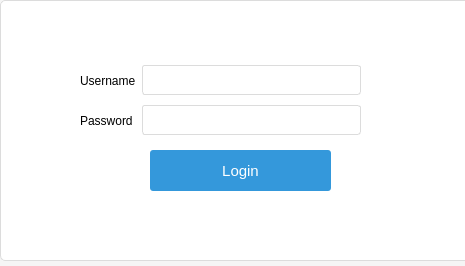
This is loginwindow.ui in SamirTaous/DeliveryManagement as Qt 5 draws it before an edit. The edited form follows.
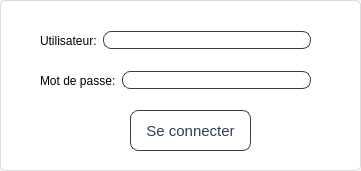
This is the edited form.

What changed in the file:
```diff
--- a/loginwindow.ui
+++ b/loginwindow.ui
@@ -6,8 +6,8 @@
    <rect>
     <x>0</x>
     <y>0</y>
-    <width>465</width>
-    <height>266</height>
+    <width>361</width>
+    <height>171</height>
    </rect>
   </property>
   <property name="windowTitle">
@@ -27,13 +27,13 @@
 }
 
 
-QPushButton#LoginButton {
+QPushButton#LoginButton,
+QPushButton#CreateAccountButton {
     font-size: 15px;
-    background-color: #3498db; 
-    color: #ffffff; 
-    border: none;
-    border-radius: 3px;
-    padding: 8px 16px;
+    background-color: transparent;
+    color: #2c3e50;
+    border: 1px solid #2c3e50; 
+    border-radius: 8px;
 }
 
 QPushButton#LoginButton:hover {
@@ -43,9 +43,10 @@
 
 
 QLineEdit {
-    border: 1px solid #dcdcdc; 
-    border-radius: 3px;
-    padding: 6px;
+    background-color: transparent;
+    color: #2c3e50;
+    border: 1px solid #2c3e50; 
+    border-radius: 8px;
 }
 
 
@@ -60,8 +61,8 @@
     <rect>
      <x>0</x>
      <y>0</y>
-     <width>471</width>
-     <height>261</height>
+     <width>361</width>
+     <height>171</height>
     </rect>
    </property>
    <property name="title">
@@ -70,9 +71,9 @@
    <widget class="QPushButton" name="LoginButton">
     <property name="geometry">
      <rect>
-      <x>150</x>
-      <y>150</y>
-      <width>181</width>
+      <x>130</x>
+      <y>110</y>
+      <width>121</width>
       <height>41</height>
      </rect>
     </property>
@@ -82,15 +83,15 @@
 }</string>
     </property>
     <property name="text">
-     <string>Login</string>
+     <string>Se connecter</string>
     </property>
    </widget>
    <widget class="QWidget" name="layoutWidget">
     <property name="geometry">
      <rect>
-      <x>80</x>
-      <y>60</y>
-      <width>281</width>
+      <x>40</x>
+      <y>20</y>
+      <width>271</width>
       <height>41</height>
      </rect>
     </property>
@@ -98,7 +99,7 @@
      <item>
       <widget class="QLabel" name="UsernameLabel">
        <property name="text">
-        <string>Username</string>
+        <string>Utilisateur:</string>
        </property>
       </widget>
      </item>
@@ -110,9 +111,9 @@
    <widget class="QWidget" name="layoutWidget">
     <property name="geometry">
      <rect>
-      <x>80</x>
-      <y>100</y>
-      <width>281</width>
+      <x>40</x>
+      <y>60</y>
+      <width>271</width>
       <height>41</height>
      </rect>
     </property>
@@ -120,7 +121,7 @@
      <item>
       <widget class="QLabel" name="PasswordLabel">
        <property name="text">
-        <string>Password </string>
+        <string>Mot de passe:</string>
        </property>
       </widget>
      </item>
```
Left out of the diff: 2 changed lines with no effect on the pictures.
